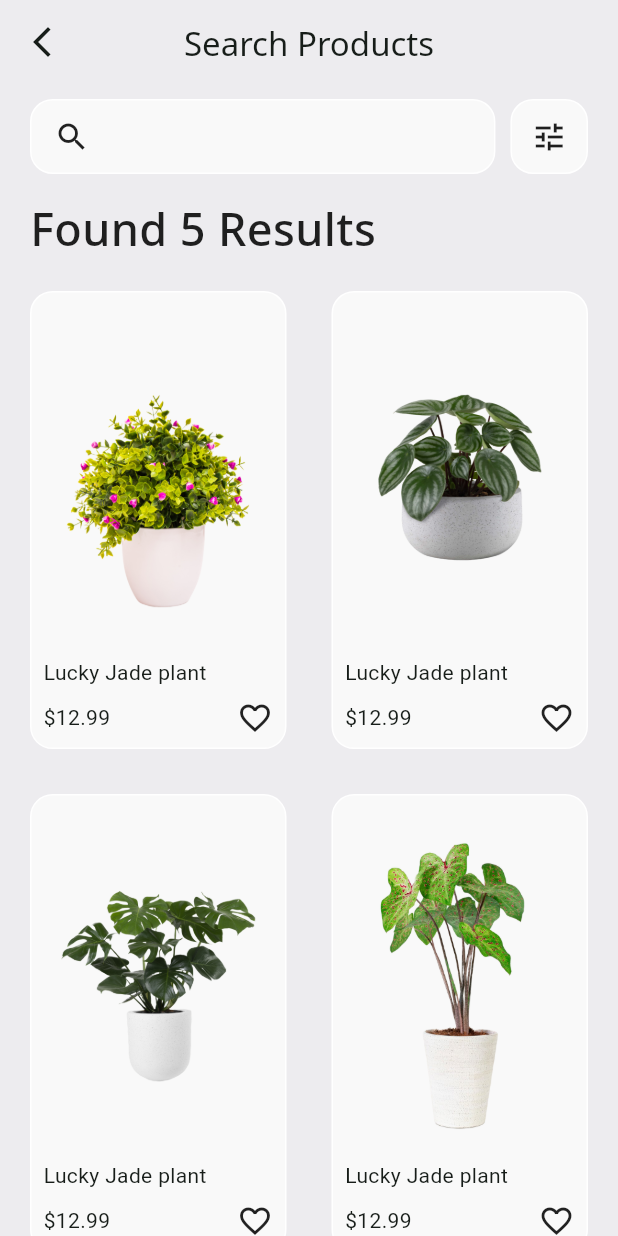
After one commit to alph-Arat/UI-Challenge-Plants, a Flutter app: the Home screen opened directly, on a phone screen of 412 x 824 dp. The commit adds this screen. Run offline on Flutter 3.47's test engine with Material 2 defaults, Android fonts, the light colour scheme and no system bars; our stand-ins replace flutter_riverpod, google_fonts, smooth_page_indicator.

Commit message:
home screen completed

```diff
--- /dev/null
+++ b/lib/home.dart
@@ -0,0 +1,152 @@
+import 'package:flutter/material.dart';
+import 'package:flutter_riverpod/flutter_riverpod.dart';
+import 'package:google_fonts/google_fonts.dart';
+import 'package:ui_challenge_plants/constants/app_colors.dart';
+
+class Home extends ConsumerWidget {
+  const Home({super.key});
+
+  @override
+  Widget build(BuildContext context, WidgetRef ref) {
+    return Scaffold(
+      backgroundColor: AppColors.backgroundWhite,
+      appBar: AppBar(
+        elevation: 0,
+        backgroundColor: AppColors.backgroundWhite,
+        leading: IconButton(
+          onPressed: () {
+            Navigator.of(context).pop();
+          },
+          icon: const Icon(Icons.arrow_back_ios_new_outlined),
+        ),
+        title: Text(
+          "Search Products",
+          style: GoogleFonts.notoSans(),
+        ),
+        centerTitle: true,
+      ),
+      body: Padding(
+        padding: const EdgeInsets.only(left: 20.0, right: 20, top: 10),
+        child: Column(
+          children: [
+            Row(
+              children: [
+                Flexible(
+                  flex: 6,
+                  child: Container(
+                    height: 50,
+                    padding: const EdgeInsets.only(left: 15),
+                    decoration: BoxDecoration(
+                      color: const Color(0xffF9F9F9),
+                      borderRadius: BorderRadius.circular(15),
+                      border: Border.all(
+                        color: Colors.white,
+                      ),
+                    ),
+                    child: const Center(
+                      child: Row(
+                        mainAxisAlignment: MainAxisAlignment.start,
+                        children: [
+                          Icon(Icons.search),
+                          SizedBox(
+                            width: 15,
+                          ),
+                          Expanded(
+                            child: TextField(
+                              decoration:
+                                  InputDecoration(border: InputBorder.none),
+                            ),
+                          ),
+                        ],
+                      ),
+                    ),
+                  ),
+                ),
+                const SizedBox(
+                  width: 10,
+                ),
+                Flexible(
+                  flex: 1,
+                  child: Container(
+                    height: 50,
+                    decoration: BoxDecoration(
+                      color: const Color(0xffF9F9F9),
+                      borderRadius: BorderRadius.circular(15),
+                      border: Border.all(
+                        color: Colors.white,
+                      ),
+                    ),
+                    child: const Center(
+                      child: Icon(
+                        Icons.tune_outlined,
+                        color: AppColors.textColor,
+                      ),
+                    ),
+                  ),
+                )
+              ],
+            ),
+            const SizedBox(
+              height: 15,
+            ),
+            Align(
+              alignment: Alignment.bottomLeft,
+              child: Text(
+                "Found 5 Results",
+                style: GoogleFonts.notoSans(
+                    color: AppColors.textColor,
+                    fontSize: 30,
+                    fontWeight: FontWeight.w500),
+              ),
+            ),
+            const SizedBox(
+              height: 20,
+            ),
+            Expanded(
+              child: GridView.builder(
+                gridDelegate: const SliverGridDelegateWithFixedCrossAxisCount(
+                    crossAxisCount: 2,
+                    crossAxisSpacing: 30.0,
+                    mainAxisSpacing: 30.0,
+                    childAspectRatio: 0.56),
+                itemCount: 6,
+                itemBuilder: ((context, index) {
+                  return Container(
+                      height: 50,
+                      decoration: BoxDecoration(
+                        color: const Color(0xffF9F9F9),
+                        borderRadius: BorderRadius.circular(15),
+                        border: Border.all(
+                          color: Colors.white,
+                        ),
+                      ),
+                      child: Padding(
+                        padding: const EdgeInsets.all(8),
+                        child: Column(
+                          crossAxisAlignment: CrossAxisAlignment.start,
+                          children: [
+                            Expanded(
+                              child: Image.asset(
+                                  "assets/images/plant${index + 1}.png"),
+                            ),
+                            const Text("Lucky Jade plant"),
+                            const SizedBox(height: 8,),
+                            const Row(
+                              children: [
+                                Text("\$12.99"),
+                                Spacer(),
+                                Icon(Icons.favorite_border)
+                              ],
+                            )
+                          ],
+                        ),
+                      ));
+                }),
+              ),
+            ),
+          ],
+        ),
+      ),
+    );
+  }
+}
--- a/lib/onboarding_screen.dart
+++ b/lib/onboarding_screen.dart
@@ -2,6 +2,7 @@ import 'package:flutter/material.dart';
 import 'package:flutter_riverpod/flutter_riverpod.dart';
 import 'package:smooth_page_indicator/smooth_page_indicator.dart';
 import 'package:ui_challenge_plants/constants/app_colors.dart';
+import 'package:ui_challenge_plants/home.dart';
 import 'package:ui_challenge_plants/onboarding_screens/onboarding_screen1.dart';
 import 'package:ui_challenge_plants/onboarding_screens/onboarding_screen2.dart';
 import 'package:ui_challenge_plants/onboarding_screens/onboarding_screen3.dart';
@@ -42,20 +43,19 @@ class _OnBoardingScreenState extends ConsumerState<OnBoardingScreen> {
               ],
             ),
             Padding(
-              padding: EdgeInsets.only(top: 80),
+              padding: const EdgeInsets.only(top: 80),
               child: Align(
                 alignment: Alignment.center,
                 child: SmoothPageIndicator(
                   controller: _controller,
                   count: 3,
-                   effect:  const ExpandingDotsEffect(
-      spacing:  8.0,
-      dotWidth:  8.0,
-      dotHeight:  8.0,
-      strokeWidth:  1.5,
-      dotColor:  Colors.grey,
-      activeDotColor:  AppColors.green
-   ),
+                  effect: const ExpandingDotsEffect(
+                      spacing: 8.0,
+                      dotWidth: 8.0,
+                      dotHeight: 8.0,
+                      strokeWidth: 1.5,
+                      dotColor: Colors.grey,
+                      activeDotColor: AppColors.green),
                 ),
               ),
             ),
@@ -63,9 +63,12 @@ class _OnBoardingScreenState extends ConsumerState<OnBoardingScreen> {
               alignment: Alignment.bottomCenter,
               child: InkWell(
                 onTap: () {
-                  _controller.nextPage(
-                      duration: const Duration(milliseconds: 300),
-                      curve: Curves.easeIn);
+                  isLastPage
+                      ? Navigator.of(context).push(
+                          MaterialPageRoute(builder: (context) => const Home()))
+                      : _controller.nextPage(
+                          duration: const Duration(milliseconds: 300),
+                          curve: Curves.easeIn);
                 },
                 child: Container(
                   height: 55,
@@ -91,7 +94,9 @@ class _OnBoardingScreenState extends ConsumerState<OnBoardingScreen> {
                     alignment: Alignment.topRight,
                     child: TextButton(
                       onPressed: () {
-                        _controller.jumpToPage(2);
+                        _controller.animateToPage(2,
+                            duration: const Duration(milliseconds: 500),
+                            curve: Curves.easeIn);
                       },
                       child: const Text(
                         "Skip",
--- a/pubspec.yaml
+++ b/pubspec.yaml
@@ -38,6 +38,7 @@ dependencies:
   google_fonts: ^6.1.0
   smooth_page_indicator: ^1.1.0
   flutter_riverpod: ^2.4.4
+  flutter_staggered_grid_view: ^0.7.0
 
 dev_dependencies:
   flutter_test:
@@ -63,9 +64,8 @@ flutter:
 
   # To add assets to your application, add an assets section, like this:
   assets:
-    - assets/images/plant1.png
-    - assets/images/plant3.png
-    - assets/images/plant4.png
+    - assets/images/
+
 
   # An image asset can refer to one or more resolution-specific "variants", see
   # https://flutter.dev/assets-and-images/#resolution-aware
```
Also changed, not shown: assets/images/plant2.png (added), assets/images/plant5.png (added), assets/images/plant6.png (added), pubspec.lock.
